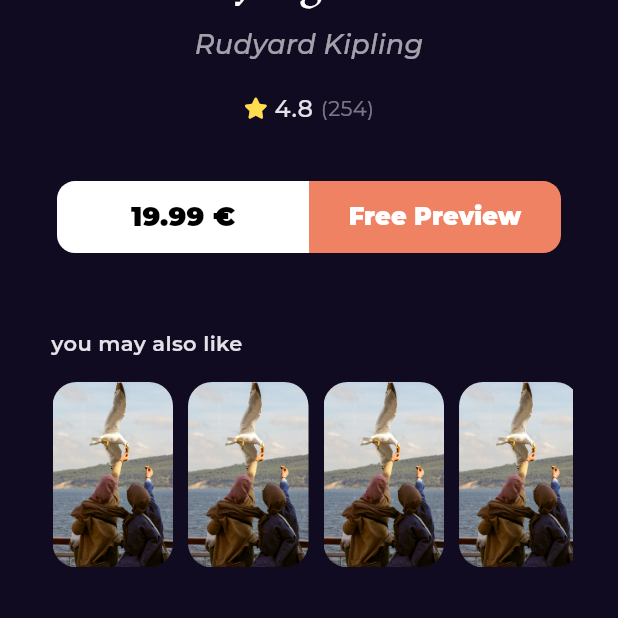
After one commit to 7odaHany/Bookly, a Flutter app: the BookDetailsView screen opened by its route, on a phone screen of 412 x 824 dp, the part 618-1236 px from its top. The commit adds this screen. Run offline on Flutter 3.47's test engine with Material 3 defaults, Android fonts, the phone set to English and light mode, and no system bars; our stand-ins replace flutter_svg, font_awesome_flutter, go_router, google_fonts.

Commit message:
refactor book details view by creating separate sections for book details and similar books

```diff
--- a/lib/Features/home/presentation/views/widgets/book_details_view_body.dart
+++ b/lib/Features/home/presentation/views/widgets/book_details_view_body.dart
@@ -1,9 +1,6 @@
-import 'package:bookly/Features/home/presentation/views/widgets/book_rating.dart';
-import 'package:bookly/Features/home/presentation/views/widgets/books_action.dart';
+import 'package:bookly/Features/home/presentation/views/widgets/books_details_section.dart';
 import 'package:bookly/Features/home/presentation/views/widgets/custom_app_bar_book_details.dart';
-import 'package:bookly/Features/home/presentation/views/widgets/custom_book_item.dart';
-import 'package:bookly/Features/home/presentation/views/widgets/similar_books_list_view.dart';
-import 'package:bookly/core/Utils/styles.dart';
+import 'package:bookly/Features/home/presentation/views/widgets/similar_books_section.dart';
 import 'package:flutter/material.dart';
 
 class BookDetailsViewBody extends StatelessWidget {
@@ -11,71 +8,23 @@ class BookDetailsViewBody extends StatelessWidget {
 
   @override
   Widget build(BuildContext context) {
-    var width = MediaQuery.of(context).size.width;
-    return CustomScrollView(
+    return const CustomScrollView(
       slivers: [
         SliverFillRemaining(
           hasScrollBody: false,
           child: Padding(
-            padding: const EdgeInsets.symmetric(horizontal: 30),
+            padding: EdgeInsets.symmetric(horizontal: 30),
             child: Column(
               children: [
-                const CustomAppBarBookDetails(),
-                Padding(
-                  padding: EdgeInsets.symmetric(horizontal: width * .19),
-                  child: const CustomBookItem(),
-                ),
-                const SizedBox(
-                  height: 33,
-                ),
-                Text(
-                  'The Jungle Book',
-                  style: Styles.textStyle30.copyWith(
-                    fontWeight: FontWeight.w500,
-                  ),
-                ),
-                const SizedBox(
-                  height: 4,
-                ),
-                Opacity(
-                  opacity: .7,
-                  child: Text(
-                    'Rudyard Kipling',
-                    style: Styles.textStyle18.copyWith(
-                      fontStyle: FontStyle.italic,
-                      fontWeight: FontWeight.w500,
-                    ),
-                  ),
-                ),
-                const SizedBox(
-                  height: 18,
-                ),
-                const BookRating(
-                  mainAxisAlignment: MainAxisAlignment.center,
-                ),
-                const SizedBox(
-                  height: 37,
-                ),
-                const BooksAction(),
-                const Expanded(
+                CustomAppBarBookDetails(),
+                BooksDetailsSection(),
+                Expanded(
                   child: SizedBox(
                     height: 50,
                   ),
                 ),
-                Align(
-                  alignment: Alignment.centerLeft,
-                  child: Text(
-                    'Book Description',
-                    style: Styles.textStyle14.copyWith(
-                      fontWeight: FontWeight.w600,
-                    ),
-                  ),
-                ),
-                const SizedBox(
-                  height: 16,
-                ),
-                const SimilarBooksListView(),
-                const SizedBox(
+                SimilarBooksSection(),
+                SizedBox(
                   height: 40,
                 ),
               ],
--- /dev/null
+++ b/lib/Features/home/presentation/views/widgets/books_details_section.dart
@@ -0,0 +1,54 @@
+import 'package:bookly/Features/home/presentation/views/widgets/book_rating.dart';
+import 'package:bookly/Features/home/presentation/views/widgets/books_action.dart';
+import 'package:bookly/Features/home/presentation/views/widgets/custom_book_item.dart';
+import 'package:bookly/core/Utils/styles.dart';
+import 'package:flutter/material.dart';
+
+class BooksDetailsSection extends StatelessWidget {
+  const BooksDetailsSection({super.key});
+
+  @override
+  Widget build(BuildContext context) {
+    var width = MediaQuery.of(context).size.width;
+    return Column(
+      children: [
+        Padding(
+          padding: EdgeInsets.symmetric(horizontal: width * .19),
+          child: const CustomBookItem(),
+        ),
+        const SizedBox(
+          height: 33,
+        ),
+        Text(
+          'The Jungle Book',
+          style: Styles.textStyle30.copyWith(
+            fontWeight: FontWeight.w500,
+          ),
+        ),
+        const SizedBox(
+          height: 4,
+        ),
+        Opacity(
+          opacity: .7,
+          child: Text(
+            'Rudyard Kipling',
+            style: Styles.textStyle18.copyWith(
+              fontStyle: FontStyle.italic,
+              fontWeight: FontWeight.w500,
+            ),
+          ),
+        ),
+        const SizedBox(
+          height: 18,
+        ),
+        const BookRating(
+          mainAxisAlignment: MainAxisAlignment.center,
+        ),
+        const SizedBox(
+          height: 37,
+        ),
+        const BooksAction(),
+      ],
+    );
+  }
+}
--- /dev/null
+++ b/lib/Features/home/presentation/views/widgets/similar_books_section.dart
@@ -0,0 +1,26 @@
+import 'package:bookly/Features/home/presentation/views/widgets/similar_books_list_view.dart';
+import 'package:bookly/core/Utils/styles.dart';
+import 'package:flutter/material.dart';
+
+class SimilarBooksSection extends StatelessWidget {
+  const SimilarBooksSection({super.key});
+
+  @override
+  Widget build(BuildContext context) {
+    return Column(
+      crossAxisAlignment: CrossAxisAlignment.start,
+      children: [
+        Text(
+          ' you may also like',
+          style: Styles.textStyle14.copyWith(
+            fontWeight: FontWeight.w600,
+          ),
+        ),
+        const SizedBox(
+          height: 16,
+        ),
+        const SimilarBooksListView(),
+      ],
+    );
+  }
+}
```
